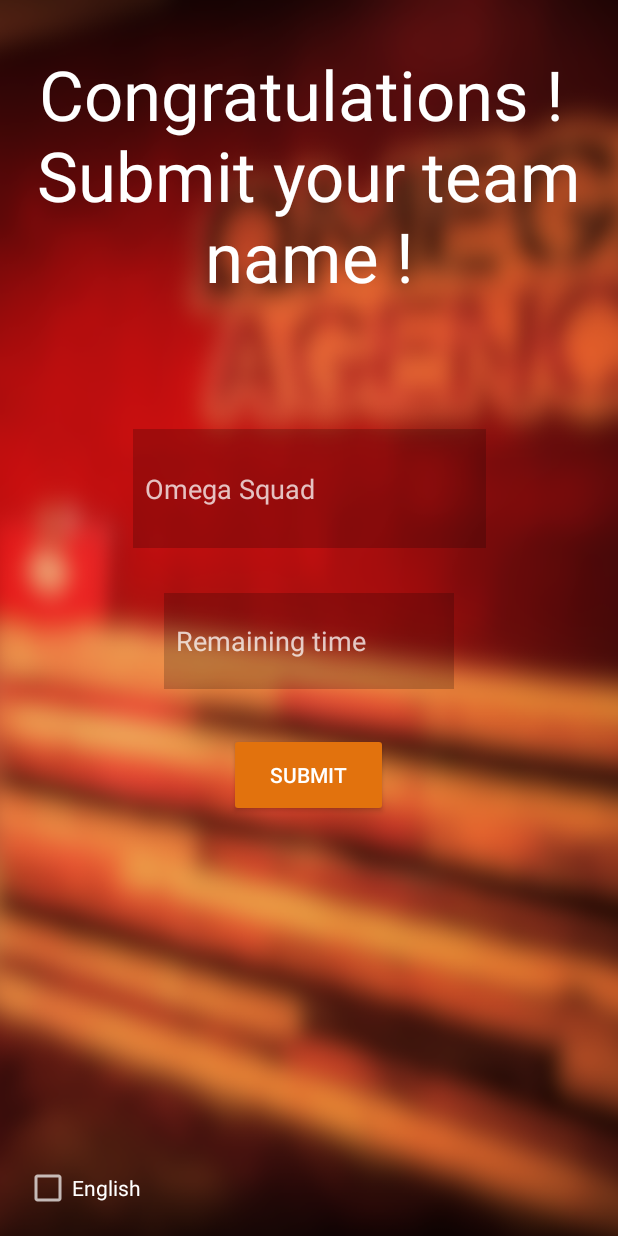
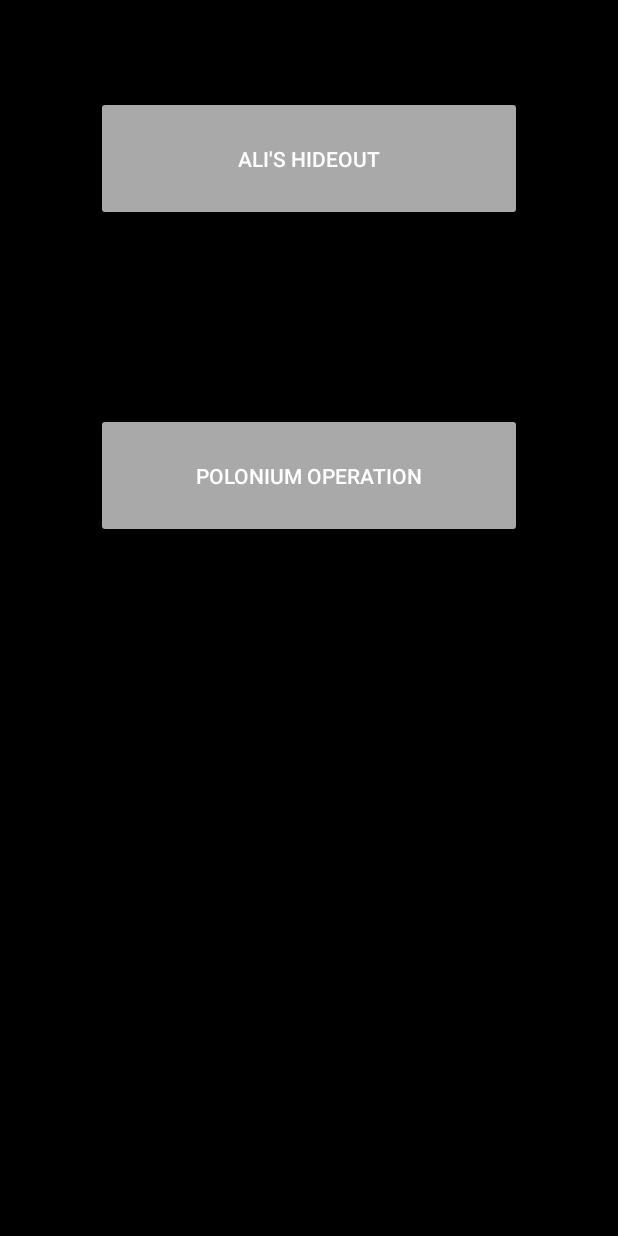
Before and after one commit to Benoit548/Omega-Report, an Android app: the screen it shows after launch (MainActivity before the commit, ChoiceActivity after it), on a phone screen of 412 x 824 dp. Run offline under Robolectric (Android 15) with nearby library versions, the phone set to English and light mode, and no system bars.

Commit message:
Ecran choix

```diff
--- /dev/null
+++ b/app/src/main/java/com/example/omegareport/Controller/ChoiceActivity.java
@@ -0,0 +1,54 @@
+package com.example.omegareport.Controller;
+
+import androidx.appcompat.app.AppCompatActivity;
+
+import android.content.Intent;
+import android.content.res.Configuration;
+import android.os.Bundle;
+import android.provider.SyncStateContract;
+import android.text.TextUtils;
+import android.view.View;
+import android.widget.Button;
+import android.widget.Toast;
+
+import com.example.omegareport.R;
+
+import java.util.Locale;
+
+public class ChoiceActivity extends AppCompatActivity{
+
+    private Button mAliButton;
+    private Button mPoloButton;
+
+    @Override
+    protected void onCreate(Bundle savedInstanceState) {
+        super.onCreate(savedInstanceState);
+        setContentView(R.layout.activity_choice);
+
+        mAliButton = findViewById(R.id.choice_button_ali);
+        mPoloButton = findViewById(R.id.choice_button_polo);
+
+        mAliButton.setOnClickListener(new View.OnClickListener() {
+
+            @Override
+            public void onClick(View view) {
+
+                Intent myIntent = new Intent(ChoiceActivity.this, MainActivity.class);
+                startActivity(myIntent);
+
+            }
+        });
+
+        mPoloButton.setOnClickListener(new View.OnClickListener() {
+
+            @Override
+            public void onClick(View view) {
+
+                Intent myIntent = new Intent(ChoiceActivity.this, MainActivity.class);
+                startActivity(myIntent);
+
+            }
+        });
+
+    }
+}
--- /dev/null
+++ b/app/src/main/res/layout/activity_choice.xml
@@ -0,0 +1,33 @@
+<?xml version="1.0" encoding="utf-8"?>
+<LinearLayout
+    xmlns:android="http://schemas.android.com/apk/res/android"
+    xmlns:app="http://schemas.android.com/apk/res-auto"
+    xmlns:tools="http://schemas.android.com/tools"
+    android:layout_width="match_parent"
+    android:layout_height="match_parent"
+    android:orientation="vertical"
+    android:layout_gravity="center"
+    android:background="@color/black"
+    tools:context=".Controller.ChoiceActivity">
+
+
+    <Button
+        android:id="@+id/choice_button_polo"
+        android:layout_width="match_parent"
+        android:layout_height="wrap_content"
+        android:layout_margin="64dp"
+        android:padding="32dp"
+        android:backgroundTint="@color/grey"
+        android:text="@string/ali"/>
+
+    <Button
+        android:id="@+id/choice_button_ali"
+        android:layout_width="match_parent"
+        android:layout_height="wrap_content"
+        android:layout_margin="64dp"
+        android:padding="32dp"
+        android:backgroundTint="@color/grey"
+        android:text="@string/polo" />
+
+
+</LinearLayout>
--- a/app/src/main/res/values/colors.xml
+++ b/app/src/main/res/values/colors.xml
@@ -11,4 +11,5 @@
     <color name="trans_black_thick">#BF000000</color>
     <color name="trans_white">#BFFFFFFF</color>
     <color name="omega_orange">#E2720D</color>
+    <color name="grey">#A9A9A9</color>
 </resources>
--- a/app/src/main/res/values/strings.xml
+++ b/app/src/main/res/values/strings.xml
@@ -9,4 +9,6 @@
     <string name="error_no_name">No team name</string>
     <string name="error_no_time">Please enter the remaining time</string>
     <string name="english">English</string>
+    <string name="polo">Polonium Operation</string>
+    <string name="ali">Ali\'s Hideout</string>
 </resources>
```
Also changed, not shown: app/src/main/AndroidManifest.xml (+11 -2 lines), 2 other files.
